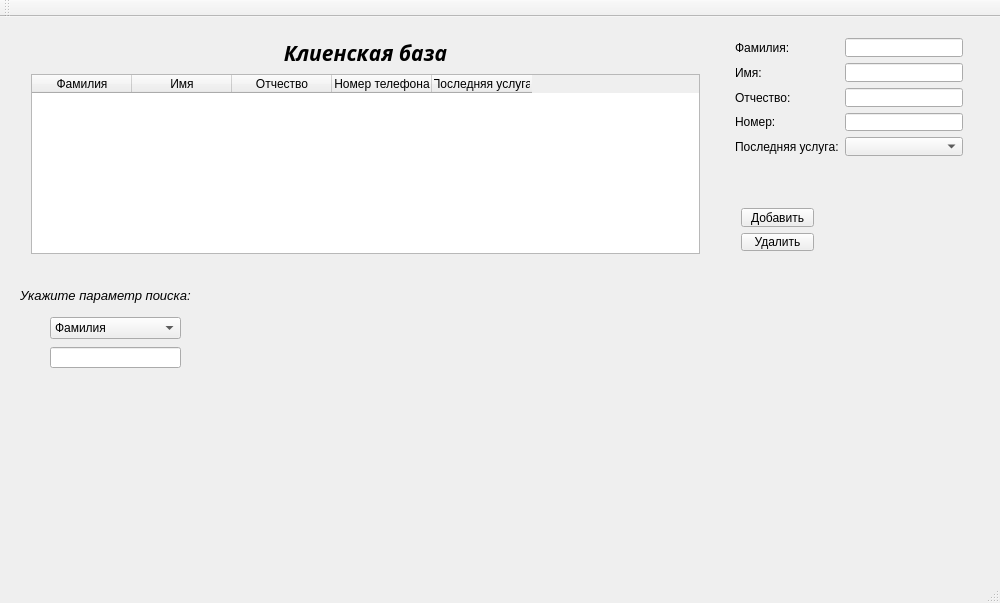
First picture: the form in Final_Version_CourceWork/mainwindow.ui, repository Spooxion/-hairdresser_search_system, before the edit.
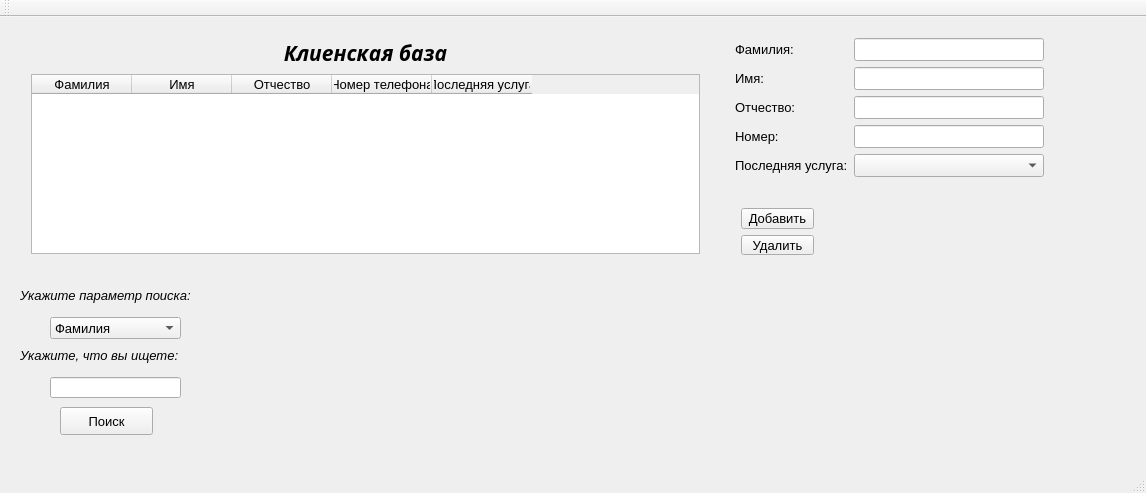
Second picture: the form after the edit.

What changed in the file:
```diff
--- a/Final_Version_CourceWork/mainwindow.ui
+++ b/Final_Version_CourceWork/mainwindow.ui
@@ -6,10 +6,15 @@
    <rect>
     <x>0</x>
     <y>0</y>
-    <width>1000</width>
-    <height>603</height>
+    <width>1146</width>
+    <height>493</height>
    </rect>
   </property>
+  <property name="font">
+   <font>
+    <pointsize>10</pointsize>
+   </font>
+  </property>
   <property name="windowTitle">
    <string>MainWindow</string>
   </property>
@@ -79,7 +84,7 @@
       <x>730</x>
       <y>180</y>
       <width>95</width>
-      <height>65</height>
+      <height>69</height>
      </rect>
     </property>
     <layout class="QVBoxLayout" name="verticalLayout_2">
@@ -167,13 +172,18 @@
      <rect>
       <x>724</x>
       <y>10</y>
-      <width>250</width>
-      <height>140</height>
+      <width>331</width>
+      <height>165</height>
      </rect>
     </property>
     <layout class="QFormLayout" name="formLayout">
      <item row="0" column="0">
       <widget class="QLabel" name="label_2">
+       <property name="font">
+        <font>
+         <pointsize>10</pointsize>
+        </font>
+       </property>
        <property name="text">
         <string>Фамилия:</string>
        </property>
@@ -259,12 +269,43 @@
     <property name="geometry">
      <rect>
       <x>50</x>
-      <y>330</y>
+      <y>360</y>
       <width>131</width>
       <height>21</height>
      </rect>
     </property>
    </widget>
+   <widget class="QLabel" name="label_8">
+    <property name="geometry">
+     <rect>
+      <x>20</x>
+      <y>330</y>
+      <width>201</width>
+      <height>16</height>
+     </rect>
+    </property>
+    <property name="font">
+     <font>
+      <italic>true</italic>
+     </font>
+    </property>
+    <property name="text">
+     <string>Укажите, что вы ищете:</string>
+    </property>
+   </widget>
+   <widget class="QPushButton" name="pushButton_3">
+    <property name="geometry">
+     <rect>
+      <x>60</x>
+      <y>390</y>
+      <width>93</width>
+      <height>28</height>
+     </rect>
+    </property>
+    <property name="text">
+     <string>Поиск</string>
+    </property>
+   </widget>
   </widget>
   <widget class="QMenuBar" name="menuBar">
    <property name="geometry">
```
Left out of the diff: 8 changed lines with no effect on the pictures.
